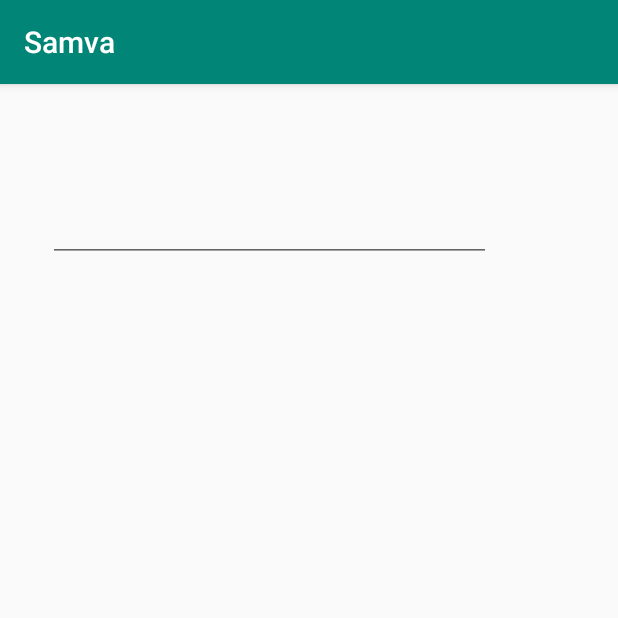
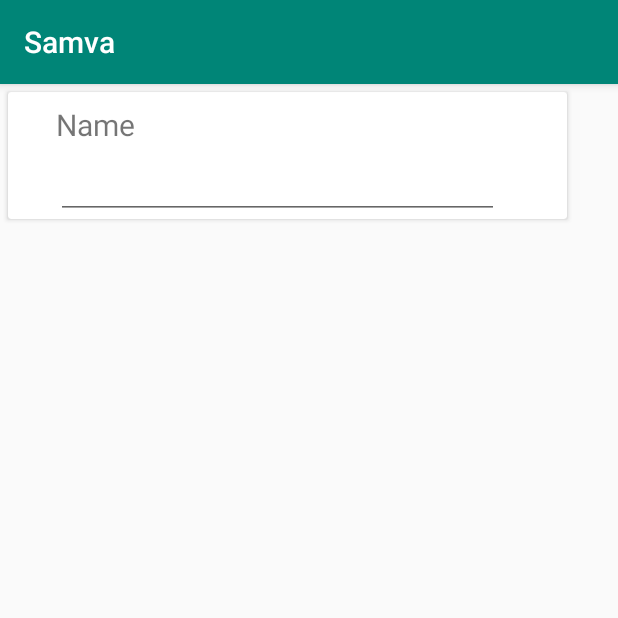
Before and after one commit to MaximeCrp/samva, an Android app: the screen it shows after launch (MainActivity), on a phone screen of 412 x 824 dp, the top half of it. Run offline under Robolectric (Android 15) with nearby library versions, the phone set to English and light mode, and no system bars; our stand-ins replace Firebase (no records; nobody signed in at launch, a user with empty details on screens opened directly); 3 statements that could not run were skipped.

Commit message:
Une liste un peu plus belle

```diff
--- a/Samva/app/build.gradle
+++ b/Samva/app/build.gradle
@@ -32,6 +32,7 @@ dependencies {
     implementation 'com.google.code.gson:gson:2.8.2'
     implementation 'com.android.support:recyclerview-v7:28.0.0'
     implementation 'com.google.code.gson:gson:2.8.5'
+    implementation 'com.android.support:cardview-v7:28.0.0'
 
     implementation 'com.google.firebase:firebase-core:16.0.1'
     implementation 'com.google.firebase:firebase-database:16.0.1'
--- a/Samva/app/src/main/res/layout/evenement.xml
+++ b/Samva/app/src/main/res/layout/evenement.xml
@@ -1,19 +1,26 @@
 <?xml version="1.0" encoding="utf-8"?>
-<android.support.constraint.ConstraintLayout
+<android.support.v7.widget.CardView
     xmlns:android="http://schemas.android.com/apk/res/android"
     xmlns:app="http://schemas.android.com/apk/res-auto"
     xmlns:tools="http://schemas.android.com/tools"
     android:layout_width="match_parent"
+    android:layout_height="wrap_content"
+    android:layout_margin="5dp"
+    app:cardElevation="2dp" >
+
+
+    <android.support.constraint.ConstraintLayout
+        android:layout_width="match_parent"
         android:layout_height="wrap_content">
-
 
         <TextView
             android:id="@+id/name"
             android:layout_width="295dp"
-        android:layout_height="61dp"
+            android:layout_height="wrap_content"
             android:layout_marginStart="32dp"
             android:layout_marginLeft="32dp"
             android:layout_marginTop="8dp"
+            android:text="Name"
             android:textSize="20dp"
             app:layout_constraintStart_toStartOf="parent"
             app:layout_constraintTop_toTopOf="parent" />
@@ -33,3 +40,4 @@
 
 
     </android.support.constraint.ConstraintLayout>
+</android.support.v7.widget.CardView>
--- a/Samva/app/src/main/res/layout/list_fragment.xml
+++ b/Samva/app/src/main/res/layout/list_fragment.xml
@@ -8,7 +8,7 @@
 
     <android.support.v7.widget.RecyclerView
         android:id="@+id/a_main_rcv_events"
-        android:layout_width="wrap_content"
+        android:layout_width="383dp"
         android:layout_height="wrap_content"
         app:layout_constraintBottom_toBottomOf="parent"
         app:layout_constraintEnd_toEndOf="parent"
```
Lines whose indentation alone changed are shown as unchanged.
